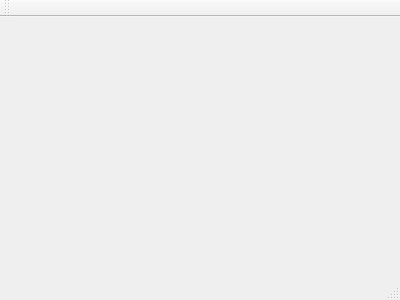
Old version of the form Trash_Can/mainwindow.ui in the repository AleksandraZasadni/ssp_miniproject.
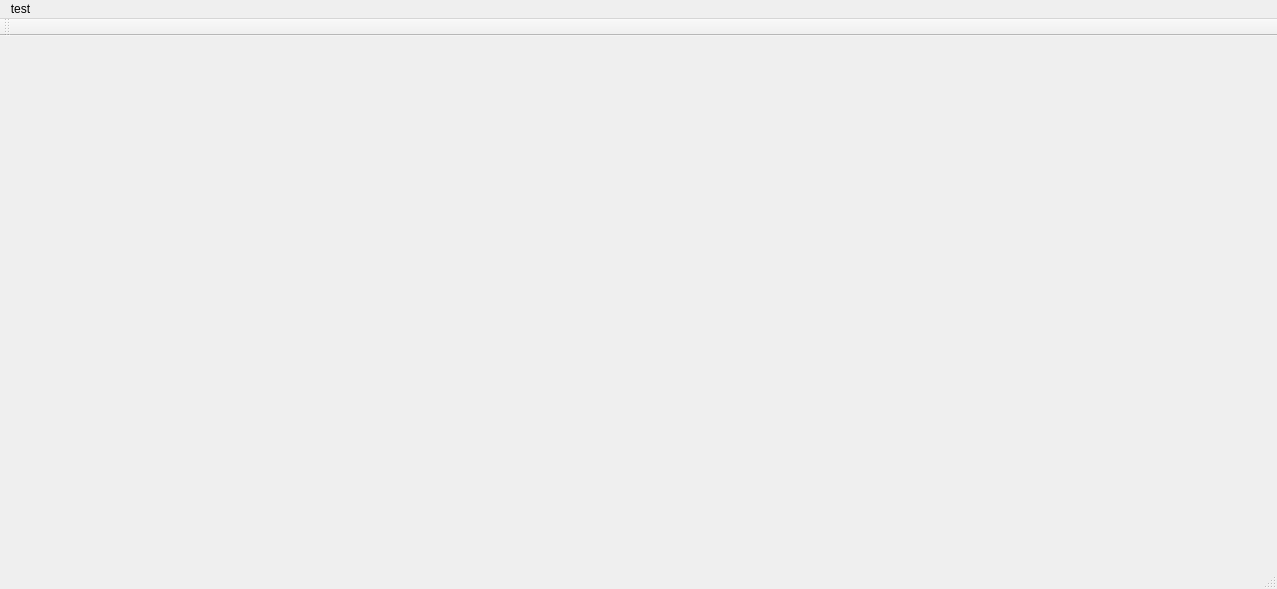
New version of the form.

```diff
--- a/Trash_Can/mainwindow.ui
+++ b/Trash_Can/mainwindow.ui
@@ -1,24 +1,45 @@
 <ui version="4.0">
  <class>MainWindow</class>
- <widget class="QMainWindow" name="MainWindow" >
-  <property name="geometry" >
+ <widget class="QMainWindow" name="MainWindow">
+  <property name="geometry">
    <rect>
     <x>0</x>
     <y>0</y>
-    <width>400</width>
-    <height>300</height>
+    <width>1277</width>
+    <height>589</height>
    </rect>
   </property>
   <property name="windowTitle" >
    <string>MainWindow</string>
   </property>
-  <widget class="QMenuBar" name="menuBar" />
-  <widget class="QToolBar" name="mainToolBar" />
-  <widget class="QWidget" name="centralWidget" />
-  <widget class="QStatusBar" name="statusBar" />
+  <widget class="QWidget" name="centralWidget"/>
+  <widget class="QMenuBar" name="menuBar">
+   <property name="geometry">
+    <rect>
+     <x>0</x>
+     <y>0</y>
+     <width>1277</width>
+     <height>42</height>
+    </rect>
+   </property>
+   <widget class="QMenu" name="menutest">
+    <property name="title">
+     <string>test</string>
+    </property>
+   </widget>
+   <addaction name="menutest"/>
+  </widget>
+  <widget class="QToolBar" name="mainToolBar">
+   <attribute name="toolBarArea">
+    <enum>TopToolBarArea</enum>
+   </attribute>
+   <attribute name="toolBarBreak">
+    <bool>false</bool>
+   </attribute>
+  </widget>
+  <widget class="QStatusBar" name="statusBar"/>
  </widget>
- <layoutDefault spacing="6" margin="11" />
- <pixmapfunction></pixmapfunction>
+ <layoutdefault spacing="6" margin="11"/>
  <resources/>
  <connections/>
 </ui>
```
Left out of the diff: 3 changed lines with no effect on the pictures.
